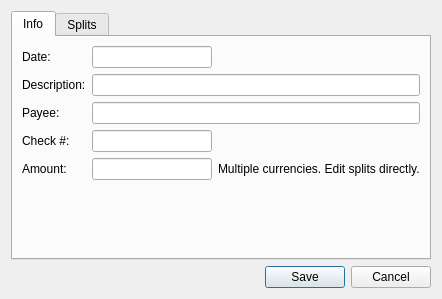
This is qt/ui/transaction_panel.ui in Mouchnino/moneyguru as Qt 5 draws it before an edit. The edited form follows.
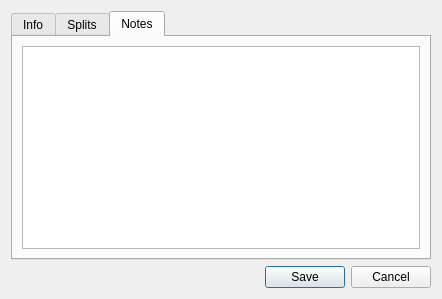
This is the edited form. The open tabs and pages were chosen to show the change. Icons and pictures are not drawn. Custom widgets are drawn as their Qt base class.

Commit message: [#19] Added notes field to the Qt side.

Patch:
```diff
--- a/qt/ui/transaction_panel.ui
+++ b/qt/ui/transaction_panel.ui
@@ -280,6 +280,16 @@
        </item>
       </layout>
      </widget>
+     <widget class="QWidget" name="tab_3">
+      <attribute name="title">
+       <string>Notes</string>
+      </attribute>
+      <layout class="QVBoxLayout" name="verticalLayout_3">
+       <item>
+        <widget class="QPlainTextEdit" name="notesEdit"/>
+       </item>
+      </layout>
+     </widget>
     </widget>
    </item>
    <item>
```
The commit also changes 6 other files.
